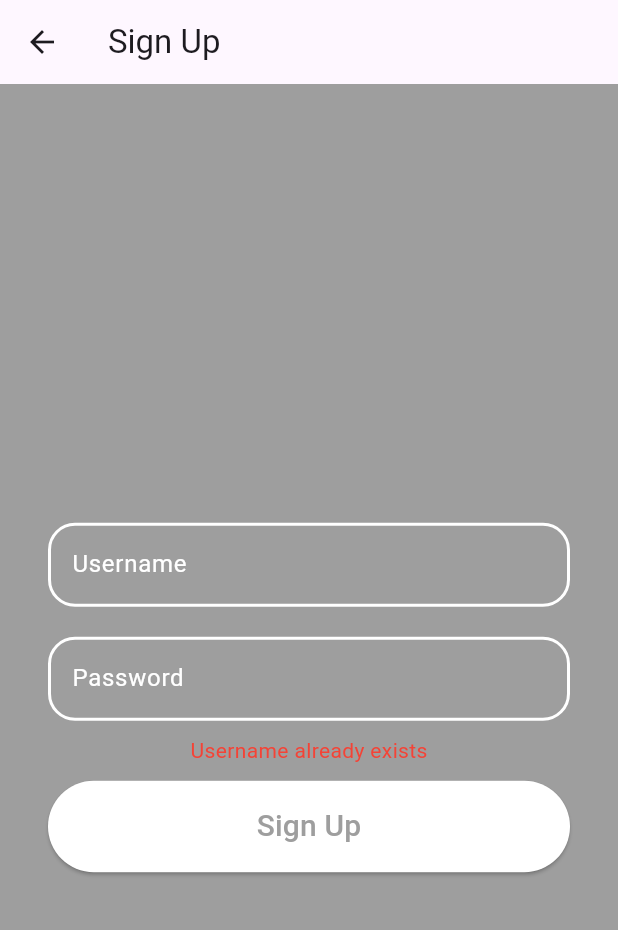
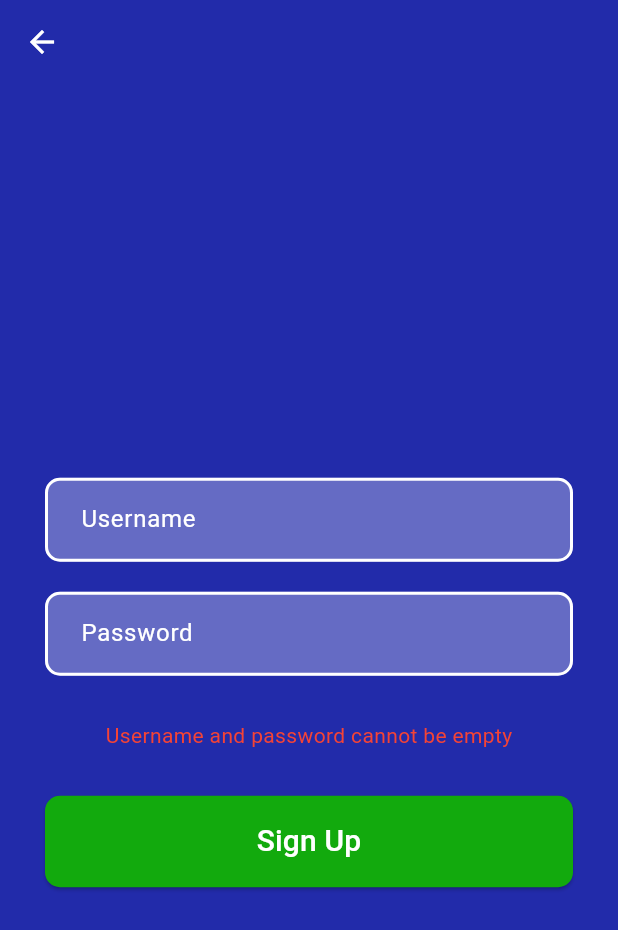
Before and after one commit to CSE396-Group10-2024/PAES-MOBILE-APPLICATION, a Flutter app: the SignUpPage screen opened directly, after a tap on "Sign Up", on a phone screen of 412 x 824 dp. Shown: the top 930 px of the screen. Run offline on Flutter 3.47's test engine with Material 3 defaults, Android fonts, the phone set to English and light mode, and no system bars; our stand-ins replace flutter_local_notifications; missing offline and left inert: mongo_dart.

Commit message:
ui changes

```diff
--- a/lib/signup_page.dart
+++ b/lib/signup_page.dart
@@ -1,6 +1,6 @@
-import 'package:cengproject/dbhelper/mongodb.dart';
 import 'package:flutter/material.dart';
 import 'login_page.dart';
+import 'package:cengproject/dbhelper/mongodb.dart';
 
 class SignUpPage extends StatefulWidget {
   const SignUpPage({super.key});
@@ -23,6 +23,21 @@ class _SignUpPageState extends State<SignUpPage> {
 
     String username = usernameController.text;
     String password = passwordController.text;
+
+    if (username.isEmpty || password.isEmpty) {
+      setState(() {
+        _isLoading = false;
+        _errorMessage = 'Username and password cannot be empty';
+      });
+
+      Future.delayed(const Duration(seconds: 5), () {
+        setState(() {
+          _errorMessage = '';
+        });
+      });
+
+      return;
+    }
 
     bool isCreated = await MongoDatabase.createUser(username, password);
 
@@ -53,47 +68,35 @@ class _SignUpPageState extends State<SignUpPage> {
   Widget build(BuildContext context) {
     return Scaffold(
       appBar: AppBar(
-        title: const Text('Sign Up'),
-        leading: IconButton(
-          icon: const Icon(Icons.arrow_back),
-          onPressed: () {
-            Navigator.pop(context);
-          },
-        ),
+        backgroundColor: Colors.transparent,
+        elevation: 0,
+        iconTheme: const IconThemeData(color: Colors.white),
       ),
-      body: Container(
-        decoration: const BoxDecoration(
-          color: Colors.grey,
-        ),
-        child: Scaffold(
-          backgroundColor: Colors.transparent,
-          body: _page(),
-        ),
-      ),
+      backgroundColor: const Color.fromARGB(255, 34, 43, 170),
+      body: _page(),
     );
   }
 
   Widget _page() {
     return Padding(
-      padding: const EdgeInsets.all(32.0),
+      padding: const EdgeInsets.all(30.0),
       child: Center(
         child: SingleChildScrollView(
           child: Column(
             mainAxisAlignment: MainAxisAlignment.center,
             children: [
-              const SizedBox(height: 50),
+              const SizedBox(height: 30),
               _inputField("Username", usernameController),
               const SizedBox(height: 20),
               _inputField("Password", passwordController, isPassword: true),
-              const SizedBox(height: 10),
+              const SizedBox(height: 30),
               if (_isLoading) const CircularProgressIndicator(),
-              if (_errorMessage.isNotEmpty) ...[
+              if (_errorMessage.isNotEmpty)
                 Text(
                   _errorMessage,
                   style: const TextStyle(color: Colors.red),
                 ),
-                const SizedBox(height: 10),
-              ],
+              const SizedBox(height: 30),
               _signupBtn(),
             ],
           ),
@@ -105,7 +108,7 @@ class _SignUpPageState extends State<SignUpPage> {
   Widget _inputField(String hintText, TextEditingController controller,
       {bool isPassword = false}) {
     var border = OutlineInputBorder(
-      borderRadius: BorderRadius.circular(18),
+      borderRadius: BorderRadius.circular(10),
       borderSide: const BorderSide(color: Colors.white, width: 2),
     );
 
@@ -113,10 +116,13 @@ class _SignUpPageState extends State<SignUpPage> {
       style: const TextStyle(color: Colors.white),
       controller: controller,
       decoration: InputDecoration(
+        filled: true,
+        fillColor: Colors.white.withOpacity(0.3),
         hintText: hintText,
         hintStyle: const TextStyle(color: Colors.white),
         enabledBorder: border,
         focusedBorder: border,
+        contentPadding: const EdgeInsets.symmetric(vertical: 16, horizontal: 20),
       ),
       obscureText: isPassword,
     );
@@ -126,9 +132,9 @@ class _SignUpPageState extends State<SignUpPage> {
     return ElevatedButton(
       onPressed: _signUp,
       style: ElevatedButton.styleFrom(
-        foregroundColor: Colors.grey,
-        backgroundColor: Colors.white,
-        shape: const StadiumBorder(),
+        foregroundColor: Colors.white,
+        backgroundColor: const Color.fromARGB(255, 18, 170, 13),
+        shape: RoundedRectangleBorder(borderRadius: BorderRadius.circular(10)),
         padding: const EdgeInsets.symmetric(vertical: 16),
       ),
       child: const SizedBox(
```
